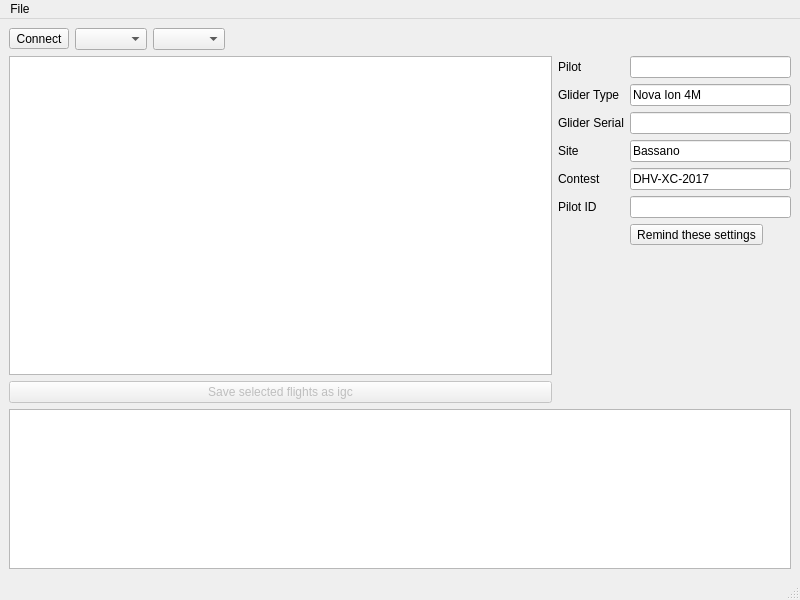
First picture: the form in app/MainWindow.ui, repository choosyg/FlymasterDump, before the edit.
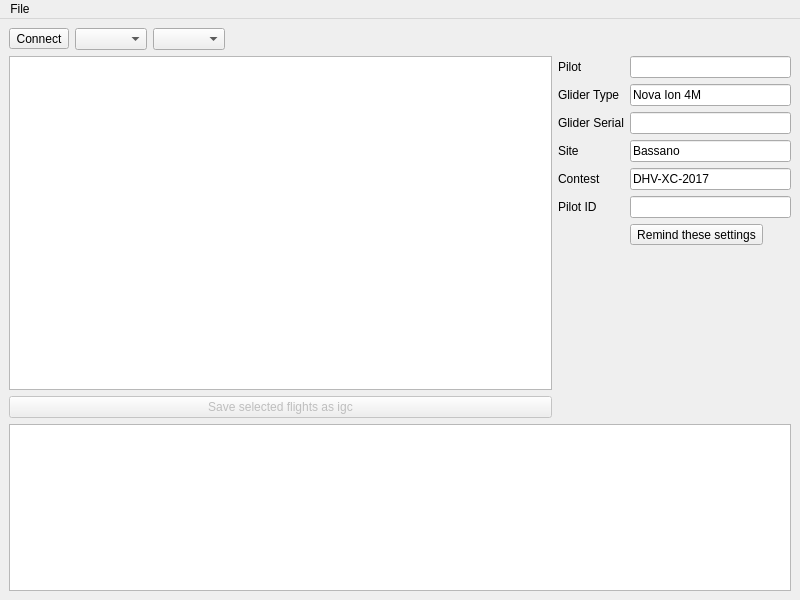
Second picture: the form after the edit.

Patch:
```diff
--- a/app/MainWindow.ui
+++ b/app/MainWindow.ui
@@ -195,7 +195,6 @@
    </widget>
    <addaction name="menuFile"/>
   </widget>
-  <widget class="QStatusBar" name="statusbar"/>
   <action name="actionExit">
    <property name="text">
     <string>Exit</string>
```
